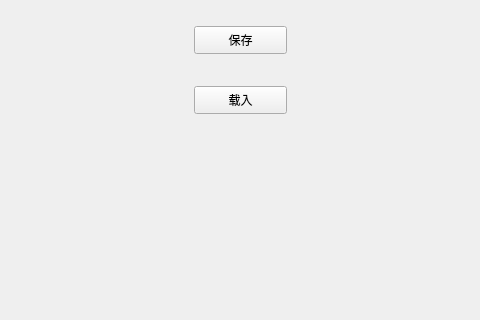
Above: lib/pausewidget.ui from Chasingdreams6/QLink before the change; both pictures show x 226 to 706 and y 324 to 644 of the 960 by 880 pixel window. Below: the same form after it.
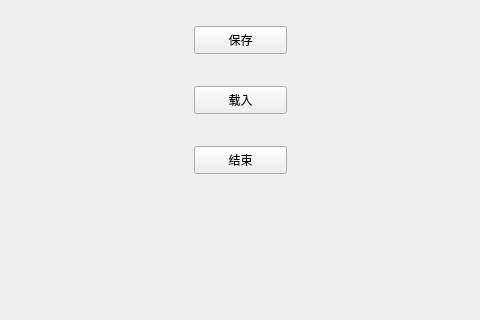
That is the form after the change.

```diff
--- a/lib/pausewidget.ui
+++ b/lib/pausewidget.ui
@@ -58,6 +58,19 @@
     <string>载入</string>
    </property>
   </widget>
+  <widget class="QPushButton" name="pushButton_3">
+   <property name="geometry">
+    <rect>
+     <x>420</x>
+     <y>470</y>
+     <width>93</width>
+     <height>28</height>
+    </rect>
+   </property>
+   <property name="text">
+    <string>结束</string>
+   </property>
+  </widget>
  </widget>
  <resources/>
  <connections/>
```
